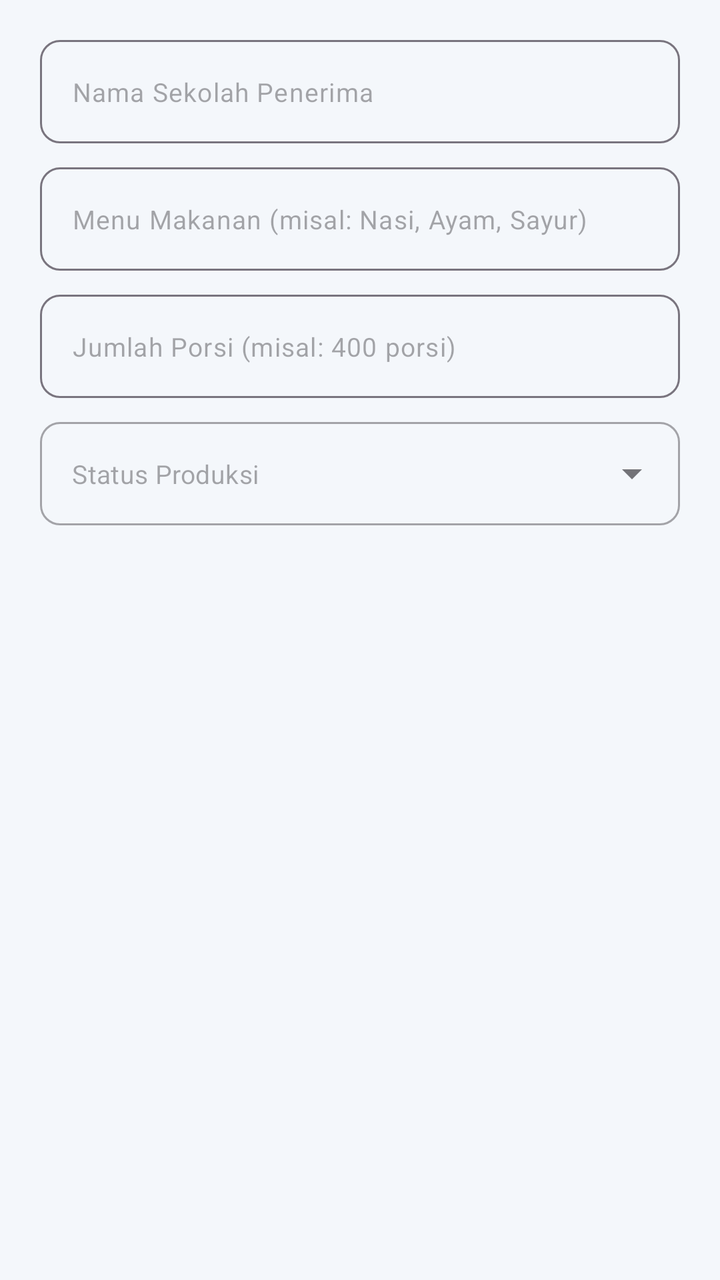
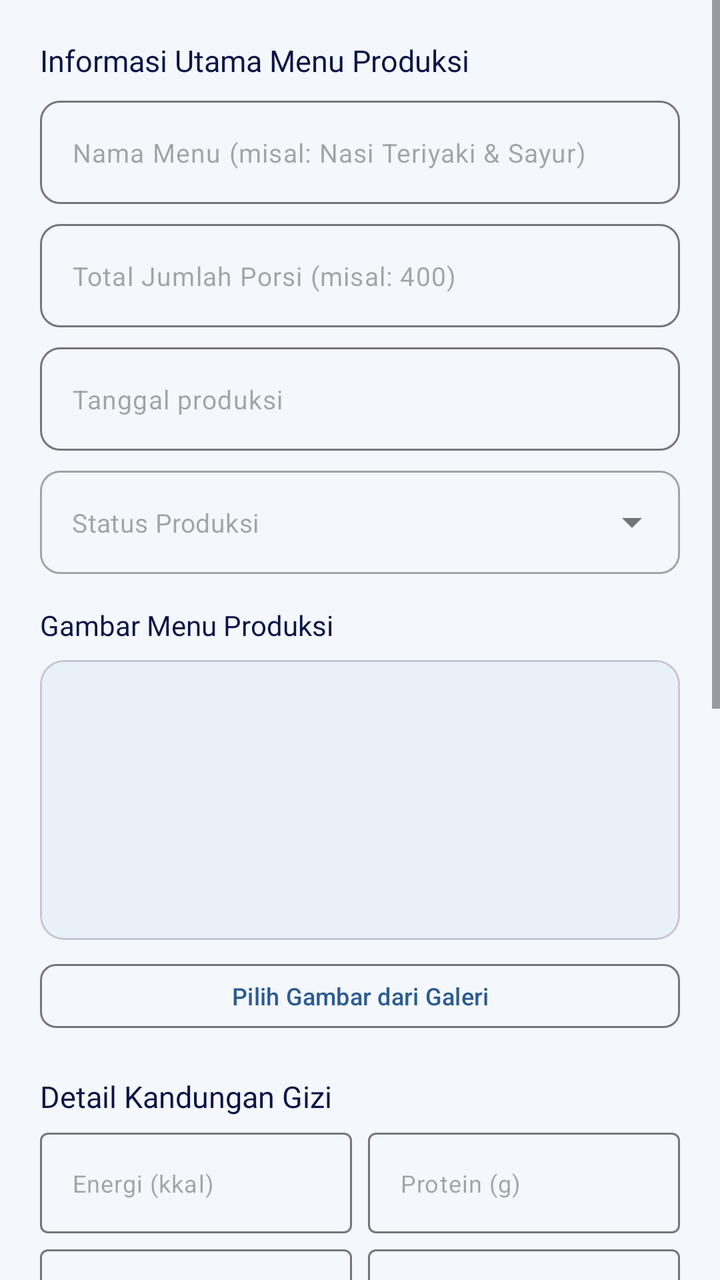

Two renders of the same Android screen: before a commit and after it. Below are the layout's source before the change and the commit's diff.
<!-- AndroidManifest.xml: application theme Theme.JIPLays -->
<!-- res/layout/dialog_produksi_form.xml -->
<?xml version="1.0" encoding="utf-8"?>
<LinearLayout xmlns:android="http://schemas.android.com/apk/res/android"
    xmlns:app="http://schemas.android.com/apk/res-auto"
    android:layout_width="match_parent"
    android:layout_height="wrap_content"
    android:orientation="vertical"
    android:padding="20dp">

    <com.google.android.material.textfield.TextInputLayout
        android:layout_width="match_parent"
        android:layout_height="wrap_content"
        app:boxBackgroundMode="outline"
        app:boxCornerRadiusTopStart="10dp"
        app:boxCornerRadiusTopEnd="10dp"
        app:boxCornerRadiusBottomStart="10dp"
        app:boxCornerRadiusBottomEnd="10dp"
        app:hintEnabled="false">

        <com.google.android.material.textfield.TextInputEditText
            android:id="@+id/etSekolahDialog"
            android:layout_width="match_parent"
            android:layout_height="wrap_content"
            android:hint="Nama Sekolah Penerima"
            android:inputType="textCapWords"
            android:textSize="13sp" />
    </com.google.android.material.textfield.TextInputLayout>

    <com.google.android.material.textfield.TextInputLayout
        android:layout_width="match_parent"
        android:layout_height="wrap_content"
        android:layout_marginTop="12dp"
        app:boxBackgroundMode="outline"
        app:boxCornerRadiusTopStart="10dp"
        app:boxCornerRadiusTopEnd="10dp"
        app:boxCornerRadiusBottomStart="10dp"
        app:boxCornerRadiusBottomEnd="10dp"
        app:hintEnabled="false">

        <com.google.android.material.textfield.TextInputEditText
            android:id="@+id/etMenuDialog"
            android:layout_width="match_parent"
            android:layout_height="wrap_content"
            android:hint="Menu Makanan (misal: Nasi, Ayam, Sayur)"
            android:inputType="textCapSentences"
            android:textSize="13sp" />
    </com.google.android.material.textfield.TextInputLayout>

    <com.google.android.material.textfield.TextInputLayout
        android:layout_width="match_parent"
        android:layout_height="wrap_content"
        android:layout_marginTop="12dp"
        app:boxBackgroundMode="outline"
        app:boxCornerRadiusTopStart="10dp"
        app:boxCornerRadiusTopEnd="10dp"
        app:boxCornerRadiusBottomStart="10dp"
        app:boxCornerRadiusBottomEnd="10dp"
        app:hintEnabled="false">

        <com.google.android.material.textfield.TextInputEditText
            android:id="@+id/etPorsiDialog"
            android:layout_width="match_parent"
            android:layout_height="wrap_content"
            android:hint="Jumlah Porsi (misal: 400 porsi)"
            android:inputType="text"
            android:textSize="13sp" />
    </com.google.android.material.textfield.TextInputLayout>

    <com.google.android.material.textfield.TextInputLayout
        style="@style/Widget.MaterialComponents.TextInputLayout.OutlinedBox.ExposedDropdownMenu"
        android:layout_width="match_parent"
        android:layout_height="wrap_content"
        android:layout_marginTop="12dp"
        app:boxCornerRadiusTopStart="10dp"
        app:boxCornerRadiusTopEnd="10dp"
        app:boxCornerRadiusBottomStart="10dp"
        app:boxCornerRadiusBottomEnd="10dp"
        app:hintEnabled="false">

        <AutoCompleteTextView
            android:id="@+id/actStatusProduksiDialog"
            android:layout_width="match_parent"
            android:layout_height="wrap_content"
            android:hint="Status Produksi"
            android:inputType="none"
            android:textSize="13sp" />
    </com.google.android.material.textfield.TextInputLayout>
</LinearLayout>
<!-- resources referenced by this layout -->
<resources>
  <style name="Theme.JIPLays" parent="Base.Theme.JIPLays" />
  <style name="Base.Theme.JIPLays" parent="Theme.Material3.DayNight.NoActionBar">
          <item name="colorPrimary">@color/primary_blue</item>
          <item name="colorPrimaryVariant">@color/primary_navy</item>
          <item name="colorOnPrimary">@color/white</item>
          <item name="colorSecondary">@color/accent_blue</item>
          <item name="colorOnSecondary">@color/white</item>
          <item name="android:statusBarColor">@color/primary_navy</item>
          <item name="android:windowBackground">@color/background</item>
      </style>
  <color name="primary_blue">#2B5C92</color>
  <color name="primary_navy">#0C1446</color>
  <color name="white">#FFFFFF</color>
  <color name="accent_blue">#1E88E5</color>
  <color name="background">#F4F7FB</color>
</resources>

<!-- the commit's change to res/layout/dialog_produksi_form.xml (unified diff, before → after) -->
@@ -1,87 +1,371 @@
 <?xml version="1.0" encoding="utf-8"?>
-<LinearLayout xmlns:android="http://schemas.android.com/apk/res/android"
+<ScrollView xmlns:android="http://schemas.android.com/apk/res/android"
     xmlns:app="http://schemas.android.com/apk/res-auto"
     android:layout_width="match_parent"
     android:layout_height="wrap_content"
-    android:orientation="vertical"
-    android:padding="20dp">
-
-    <com.google.android.material.textfield.TextInputLayout
+    android:fillViewport="true">
+
+    <LinearLayout
         android:layout_width="match_parent"
         android:layout_height="wrap_content"
-        app:boxBackgroundMode="outline"
-        app:boxCornerRadiusTopStart="10dp"
-        app:boxCornerRadiusTopEnd="10dp"
-        app:boxCornerRadiusBottomStart="10dp"
-        app:boxCornerRadiusBottomEnd="10dp"
-        app:hintEnabled="false">
-
-        <com.google.android.material.textfield.TextInputEditText
-            android:id="@+id/etSekolahDialog"
-            android:layout_width="match_parent"
-            android:layout_height="wrap_content"
-            android:hint="Nama Sekolah Penerima"
-            android:inputType="textCapWords"
-            android:textSize="13sp" />
-    </com.google.android.material.textfield.TextInputLayout>
-
-    <com.google.android.material.textfield.TextInputLayout
-        android:layout_width="match_parent"
-        android:layout_height="wrap_content"
-        android:layout_marginTop="12dp"
-        app:boxBackgroundMode="outline"
-        app:boxCornerRadiusTopStart="10dp"
-        app:boxCornerRadiusTopEnd="10dp"
-        app:boxCornerRadiusBottomStart="10dp"
-        app:boxCornerRadiusBottomEnd="10dp"
-        app:hintEnabled="false">
-
-        <com.google.android.material.textfield.TextInputEditText
-            android:id="@+id/etMenuDialog"
-            android:layout_width="match_parent"
-            android:layout_height="wrap_content"
-            android:hint="Menu Makanan (misal: Nasi, Ayam, Sayur)"
-            android:inputType="textCapSentences"
-            android:textSize="13sp" />
-    </com.google.android.material.textfield.TextInputLayout>
-
-    <com.google.android.material.textfield.TextInputLayout
-        android:layout_width="match_parent"
-        android:layout_height="wrap_content"
-        android:layout_marginTop="12dp"
-        app:boxBackgroundMode="outline"
-        app:boxCornerRadiusTopStart="10dp"
-        app:boxCornerRadiusTopEnd="10dp"
-        app:boxCornerRadiusBottomStart="10dp"
-        app:boxCornerRadiusBottomEnd="10dp"
-        app:hintEnabled="false">
-
-        <com.google.android.material.textfield.TextInputEditText
-            android:id="@+id/etPorsiDialog"
-            android:layout_width="match_parent"
-            android:layout_height="wrap_content"
-            android:hint="Jumlah Porsi (misal: 400 porsi)"
-            android:inputType="text"
-            android:textSize="13sp" />
-    </com.google.android.material.textfield.TextInputLayout>
-
-    <com.google.android.material.textfield.TextInputLayout
-        style="@style/Widget.MaterialComponents.TextInputLayout.OutlinedBox.ExposedDropdownMenu"
-        android:layout_width="match_parent"
-        android:layout_height="wrap_content"
-        android:layout_marginTop="12dp"
-        app:boxCornerRadiusTopStart="10dp"
-        app:boxCornerRadiusTopEnd="10dp"
-        app:boxCornerRadiusBottomStart="10dp"
-        app:boxCornerRadiusBottomEnd="10dp"
-        app:hintEnabled="false">
-
-        <AutoCompleteTextView
-            android:id="@+id/actStatusProduksiDialog"
-            android:layout_width="match_parent"
-            android:layout_height="wrap_content"
-            android:hint="Status Produksi"
-            android:inputType="none"
-            android:textSize="13sp" />
-    </com.google.android.material.textfield.TextInputLayout>
-</LinearLayout>
+        android:orientation="vertical"
+        android:padding="20dp">
+
+        <TextView
+            android:layout_width="wrap_content"
+            android:layout_height="wrap_content"
+            android:text="Informasi Utama Menu Produksi"
+            android:textColor="@color/primary_navy"
+            android:textSize="15sp"
+            android:fontFamily="@font/montserrat_bold" />
+
+        <com.google.android.material.textfield.TextInputLayout
+            android:layout_width="match_parent"
+            android:layout_height="wrap_content"
+            android:layout_marginTop="10dp"
+            app:boxBackgroundMode="outline"
+            app:boxCornerRadiusTopStart="10dp"
+            app:boxCornerRadiusTopEnd="10dp"
+            app:boxCornerRadiusBottomStart="10dp"
+            app:boxCornerRadiusBottomEnd="10dp"
+            app:hintEnabled="false">
+
+            <com.google.android.material.textfield.TextInputEditText
+                android:id="@+id/etMenuDialog"
+                android:layout_width="match_parent"
+                android:layout_height="wrap_content"
+                android:hint="Nama Menu (misal: Nasi Teriyaki &amp; Sayur)"
+                android:inputType="textCapSentences"
+                android:textSize="13sp" />
+        </com.google.android.material.textfield.TextInputLayout>
+
+        <com.google.android.material.textfield.TextInputLayout
+            android:layout_width="match_parent"
+            android:layout_height="wrap_content"
+            android:layout_marginTop="10dp"
+            app:boxBackgroundMode="outline"
+            app:boxCornerRadiusTopStart="10dp"
+            app:boxCornerRadiusTopEnd="10dp"
+            app:boxCornerRadiusBottomStart="10dp"
+            app:boxCornerRadiusBottomEnd="10dp"
+            app:hintEnabled="false">
+
+            <com.google.android.material.textfield.TextInputEditText
+                android:id="@+id/etPorsiDialog"
+                android:layout_width="match_parent"
+                android:layout_height="wrap_content"
+                android:hint="Total Jumlah Porsi (misal: 400)"
+                android:inputType="number"
+                android:textSize="13sp" />
+        </com.google.android.material.textfield.TextInputLayout>
+
+        <com.google.android.material.textfield.TextInputLayout
+            android:layout_width="match_parent"
+            android:layout_height="wrap_content"
+            android:layout_marginTop="10dp"
+            app:boxBackgroundMode="outline"
+            app:boxCornerRadiusTopStart="10dp"
+            app:boxCornerRadiusTopEnd="10dp"
+            app:boxCornerRadiusBottomStart="10dp"
+            app:boxCornerRadiusBottomEnd="10dp"
+            app:hintEnabled="false">
+            <com.google.android.material.textfield.TextInputEditText
+                android:id="@+id/etTanggalProduksiDialog"
+                android:layout_width="match_parent"
+                android:layout_height="wrap_content"
+                android:clickable="true"
+                android:focusable="false"
+                android:hint="Tanggal produksi"
+                android:inputType="none"
+                android:textSize="13sp" />
+        </com.google.android.material.textfield.TextInputLayout>
+
+        <com.google.android.material.textfield.TextInputLayout
+            style="@style/Widget.MaterialComponents.TextInputLayout.OutlinedBox.ExposedDropdownMenu"
+            android:layout_width="match_parent"
+            android:layout_height="wrap_content"
+            android:layout_marginTop="10dp"
+            app:boxCornerRadiusTopStart="10dp"
+            app:boxCornerRadiusTopEnd="10dp"
+            app:boxCornerRadiusBottomStart="10dp"
+            app:boxCornerRadiusBottomEnd="10dp"
+            app:hintEnabled="false">
+
+            <AutoCompleteTextView
+                android:id="@+id/actStatusProduksiDialog"
+                android:layout_width="match_parent"
+                android:layout_height="wrap_content"
+                android:hint="Status Produksi"
+                android:inputType="none"
+                android:textSize="13sp" />
+        </com.google.android.material.textfield.TextInputLayout>
+
+        
+        <TextView
+            android:layout_width="wrap_content"
+            android:layout_height="wrap_content"
+            android:layout_marginTop="16dp"
+            android:text="Gambar Menu Produksi"
+            android:textColor="@color/primary_navy"
+            android:textSize="14sp"
+            android:fontFamily="@font/montserrat_bold" />
+
+        <com.google.android.material.card.MaterialCardView
+            android:layout_width="match_parent"
+            android:layout_height="140dp"
+            android:layout_marginTop="8dp"
+            app:cardBackgroundColor="@color/soft_blue"
+            app:cardCornerRadius="12dp"
+            app:cardElevation="0dp">
+
+            <ImageView
+                android:id="@+id/imgPreviewMenuDialog"
+                android:layout_width="match_parent"
+                android:layout_height="match_parent"
+                android:contentDescription="Preview Gambar Menu"
+                android:scaleType="centerCrop"
+                android:src="@drawable/lays" />
+        </com.google.android.material.card.MaterialCardView>
+
+        <com.google.android.material.button.MaterialButton
+            android:id="@+id/btnPilihGambarMenu"
+            android:layout_width="match_parent"
+            android:layout_height="40dp"
+            android:layout_marginTop="8dp"
+            android:text="Pilih Gambar dari Galeri"
+            android:textSize="12sp"
+            style="@style/Widget.Material3.Button.OutlinedButton"
+            app:cornerRadius="8dp" />
+
+        
+        <TextView
+            android:layout_width="wrap_content"
+            android:layout_height="wrap_content"
+            android:layout_marginTop="20dp"
+            android:text="Detail Kandungan Gizi"
+            android:textColor="@color/primary_navy"
+            android:textSize="15sp"
+            android:fontFamily="@font/montserrat_bold" />
+
+        <LinearLayout
+            android:layout_width="match_parent"
+            android:layout_height="wrap_content"
+            android:layout_marginTop="8dp"
+            android:orientation="horizontal">
+
+            <com.google.android.material.textfield.TextInputLayout
+                android:layout_width="0dp"
+                android:layout_height="wrap_content"
+                android:layout_weight="1"
+                android:layout_marginEnd="4dp"
+                app:hintEnabled="false">
+                <com.google.android.material.textfield.TextInputEditText
+                    android:id="@+id/etEnergi"
+                    android:layout_width="match_parent"
+                    android:layout_height="wrap_content"
+                    android:hint="Energi (kkal)"
+                    android:inputType="numberDecimal"
+                    android:textSize="12sp" />
+            </com.google.android.material.textfield.TextInputLayout>
+
+            <com.google.android.material.textfield.TextInputLayout
+                android:layout_width="0dp"
+                android:layout_height="wrap_content"
+                android:layout_weight="1"
+                android:layout_marginStart="4dp"
+                app:hintEnabled="false">
+                <com.google.android.material.textfield.TextInputEditText
+                    android:id="@+id/etProtein"
+                    android:layout_width="match_parent"
+                    android:layout_height="wrap_content"
+                    android:hint="Protein (g)"
+                    android:inputType="numberDecimal"
+                    android:textSize="12sp" />
+            </com.google.android.material.textfield.TextInputLayout>
+        </LinearLayout>
+
+        <LinearLayout
+            android:layout_width="match_parent"
+            android:layout_height="wrap_content"
+            android:layout_marginTop="8dp"
+            android:orientation="horizontal">
+
+            <com.google.android.material.textfield.TextInputLayout
+                android:layout_width="0dp"
+                android:layout_height="wrap_content"
+                android:layout_weight="1"
+                android:layout_marginEnd="4dp"
+                app:hintEnabled="false">
+                <com.google.android.material.textfield.TextInputEditText
+                    android:id="@+id/etKarbohidrat"
+                    android:layout_width="match_parent"
+                    android:layout_height="wrap_content"
+                    android:hint="Karbohidrat (g)"
+                    android:inputType="numberDecimal"
+                    android:textSize="12sp" />
+            </com.google.android.material.textfield.TextInputLayout>
+
+            <com.google.android.material.textfield.TextInputLayout
+                android:layout_width="0dp"
+                android:layout_height="wrap_content"
+                android:layout_weight="1"
+                android:layout_marginStart="4dp"
+                app:hintEnabled="false">
+                <com.google.android.material.textfield.TextInputEditText
+                    android:id="@+id/etLemak"
+                    android:layout_width="match_parent"
+                    android:layout_height="wrap_content"
+                    android:hint="Lemak (g)"
+                    android:inputType="numberDecimal"
+                    android:textSize="12sp" />
+            </com.google.android.material.textfield.TextInputLayout>
+        </LinearLayout>
+
+        <LinearLayout
+            android:layout_width="match_parent"
+            android:layout_height="wrap_content"
+            android:layout_marginTop="8dp"
+            android:orientation="horizontal">
+
+            <com.google.android.material.textfield.TextInputLayout
+                android:layout_width="0dp"
+                android:layout_height="wrap_content"
+                android:layout_weight="1"
+                android:layout_marginEnd="4dp"
+                app:hintEnabled="false">
+                <com.google.android.material.textfield.TextInputEditText
+                    android:id="@+id/etSerat"
+                    android:layout_width="match_parent"
+                    android:layout_height="wrap_content"
+                    android:hint="Serat (g)"
+                    android:inputType="numberDecimal"
+                    android:textSize="12sp" />
+            </com.google.android.material.textfield.TextInputLayout>
+
+            <com.google.android.material.textfield.TextInputLayout
+                android:layout_width="0dp"
+                android:layout_height="wrap_content"
+                android:layout_weight="1"
+                android:layout_marginStart="4dp"
+                app:hintEnabled="false">
+                <com.google.android.material.textfield.TextInputEditText
+                    android:id="@+id/etKalsium"
+                    android:layout_width="match_parent"
+                    android:layout_height="wrap_content"
+                    android:hint="Kalsium (mg)"
+                    android:inputType="numberDecimal"
+                    android:textSize="12sp" />
+            </com.google.android.material.textfield.TextInputLayout>
+        </LinearLayout>
+
+        <com.google.android.material.textfield.TextInputLayout
+            android:layout_width="match_parent"
+            android:layout_height="wrap_content"
+            android:layout_marginTop="8dp"
+            app:hintEnabled="false">
+            <com.google.android.material.textfield.TextInputEditText
+                android:id="@+id/etZatBesi"
+                android:layout_width="match_parent"
+                android:layout_height="wrap_content"
+                android:hint="Zat Besi (mg)"
+                android:inputType="numberDecimal"
+                android:textSize="12sp" />
+        </com.google.android.material.textfield.TextInputLayout>
+
+        
+        <TextView
+            android:layout_width="wrap_content"
+            android:layout_height="wrap_content"
+            android:layout_marginTop="20dp"
+            android:text="Alokasi Porsi Sekolah Penerima"
+            android:textColor="@color/primary_navy"
+            android:textSize="15sp"
+            android:fontFamily="@font/montserrat_bold" />
+
+        <TextView
+            android:id="@+id/tvAlokasiPorsiInfo"
+            android:layout_width="match_parent"
+            android:layout_height="wrap_content"
+            android:layout_marginTop="4dp"
+            android:text="Total Alokasi: 0 / 0 | Sisa: 0"
+            android:textColor="@color/primary_blue"
+            android:textSize="12sp"
+            android:fontFamily="@font/montserrat_medium" />
+
+        
+        <com.google.android.material.textfield.TextInputLayout
+            android:layout_width="match_parent"
+            android:layout_height="wrap_content"
+            android:layout_marginTop="8dp"
+            app:hintEnabled="false">
+            <com.google.android.material.textfield.TextInputEditText
+                android:id="@+id/etPorsiSdn001"
+                android:layout_width="match_parent"
+                android:layout_height="wrap_content"
+                android:hint="SD Negeri 001 Pekanbaru (porsi)"
+                android:inputType="number"
+                android:textSize="12sp" />
+        </com.google.android.material.textfield.TextInputLayout>
+
+        
+        <com.google.android.material.textfield.TextInputLayout
+            android:layout_width="match_parent"
+            android:layout_height="wrap_content"
+            android:layout_marginTop="6dp"
+            app:hintEnabled="false">
+            <com.google.android.material.textfield.TextInputEditText
+                android:id="@+id/etPorsiSdn002"
+                android:layout_width="match_parent"
+                android:layout_height="wrap_content"
+                android:hint="SD Negeri 002 Pekanbaru (porsi)"
+                android:inputType="number"
+                android:textSize="12sp" />
+        </com.google.android.material.textfield.TextInputLayout>
+
+        
+        <com.google.android.material.textfield.TextInputLayout
+            android:layout_width="match_parent"
+            android:layout_height="wrap_content"
+            android:layout_marginTop="6dp"
+            app:hintEnabled="false">
+            <com.google.android.material.textfield.TextInputEditText
+                android:id="@+id/etPorsiSdn003"
+                android:layout_width="match_parent"
+                android:layout_height="wrap_content"
+                android:hint="SD Negeri 003 Pekanbaru (porsi)"
+                android:inputType="number"
+                android:textSize="12sp" />
+        </com.google.android.material.textfield.TextInputLayout>
+
+        
+        <com.google.android.material.textfield.TextInputLayout
+            android:layout_width="match_parent"
+            android:layout_height="wrap_content"
+            android:layout_marginTop="6dp"
+            app:hintEnabled="false">
+            <com.google.android.material.textfield.TextInputEditText
+                android:id="@+id/etPorsiSmpn1"
+                android:layout_width="match_parent"
+                android:layout_height="wrap_content"
+                android:hint="SMP Negeri 1 Pekanbaru (porsi)"
+                android:inputType="number"
+                android:textSize="12sp" />
+        </com.google.android.material.textfield.TextInputLayout>
+
+        
+        <com.google.android.material.textfield.TextInputLayout
+            android:layout_width="match_parent"
+            android:layout_height="wrap_content"
+            android:layout_marginTop="6dp"
+            app:hintEnabled="false">
+            <com.google.android.material.textfield.TextInputEditText
+                android:id="@+id/etPorsiSmpn2"
+                android:layout_width="match_parent"
+                android:layout_height="wrap_content"
+                android:hint="SMP Negeri 2 Pekanbaru (porsi)"
+                android:inputType="number"
+                android:textSize="12sp" />
+        </com.google.android.material.textfield.TextInputLayout>
+
+    </LinearLayout>
+</ScrollView>
<!-- resource entries referenced after the edit -->
@@ -12,6 +12,8 @@
       </style>
   <color name="primary_blue">#2B5C92</color>
   <color name="primary_navy">#0C1446</color>
+  <color name="soft_blue">#E8F1F8</color>
+  <!-- drawable lays: png bitmap (drawable, 66881 bytes) -->
   <color name="white">#FFFFFF</color>
   <color name="accent_blue">#1E88E5</color>
   <color name="background">#F4F7FB</color>
